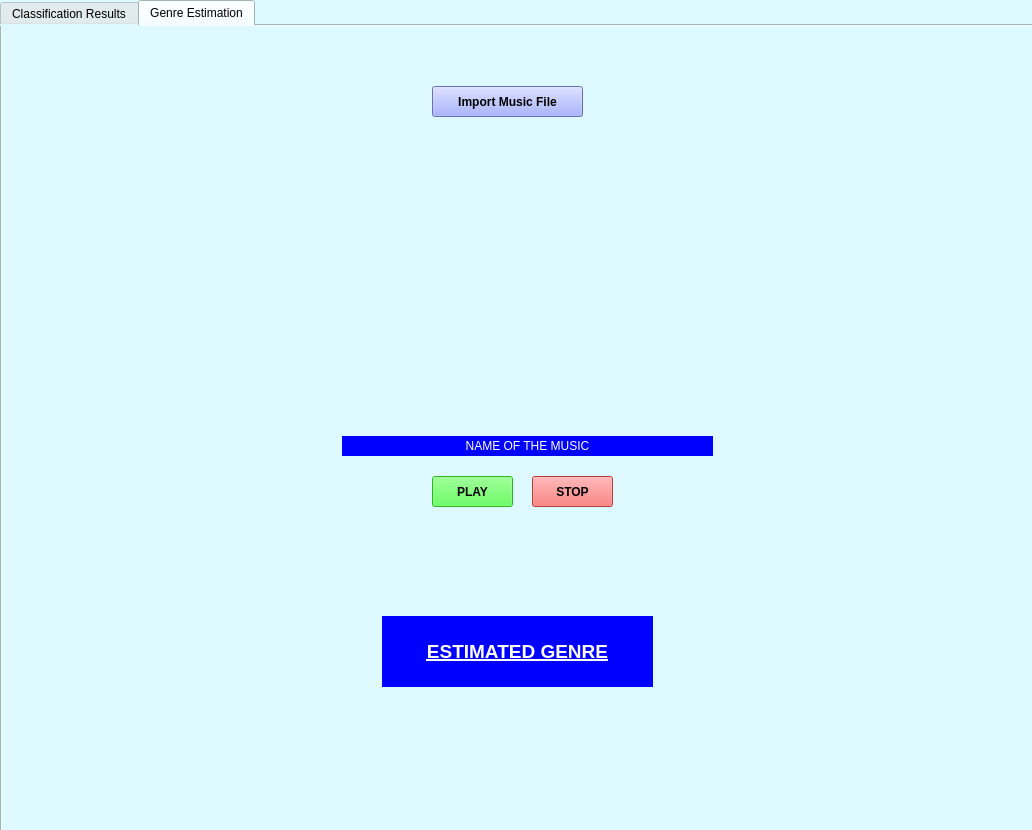
The window that arayuzV2_backup.ui (cetekin/signalProcessing) describes before a commit, drawn with Qt 5.
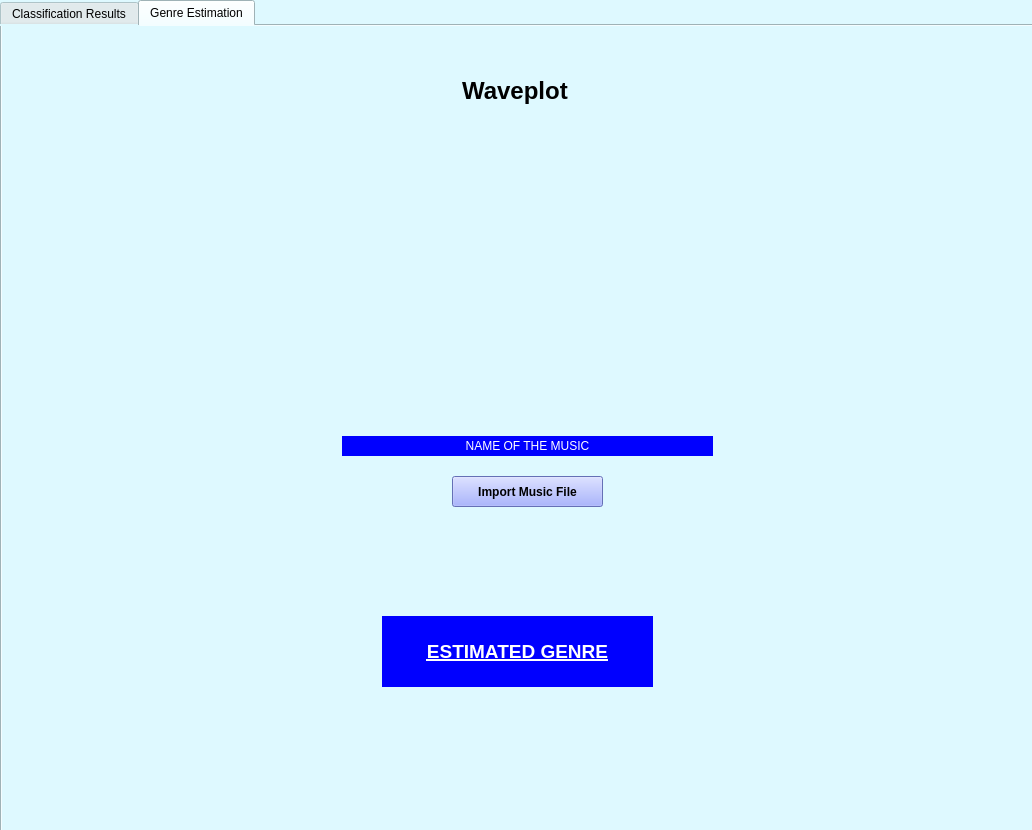
The same window after the commit. The open tabs and pages were chosen to show the change.

```diff
--- a/arayuzV2_backup.ui
+++ b/arayuzV2_backup.ui
@@ -527,8 +527,8 @@
      <widget class="QPushButton" name="start_genre_classification">
       <property name="geometry">
        <rect>
-        <x>430</x>
-        <y>60</y>
+        <x>450</x>
+        <y>450</y>
         <width>151</width>
         <height>31</height>
        </rect>
@@ -563,44 +563,6 @@
        <string>&lt;html&gt;&lt;head/&gt;&lt;body&gt;&lt;p align=&quot;center&quot;&gt;&lt;span style=&quot; font-size:14pt; text-decoration: underline;&quot;&gt;ESTIMATED GENRE&lt;/span&gt;&lt;/p&gt;&lt;/body&gt;&lt;/html&gt;</string>
       </property>
      </widget>
-     <widget class="QPushButton" name="genre_play_button">
-      <property name="geometry">
-       <rect>
-        <x>430</x>
-        <y>450</y>
-        <width>81</width>
-        <height>31</height>
-       </rect>
-      </property>
-      <property name="styleSheet">
-       <string notr="true">QPushButton{
-font-weight: bold;
-background-color: rgb(57, 255, 47)
-}</string>
-      </property>
-      <property name="text">
-       <string>PLAY</string>
-      </property>
-     </widget>
-     <widget class="QPushButton" name="genre_pause_button">
-      <property name="geometry">
-       <rect>
-        <x>530</x>
-        <y>450</y>
-        <width>81</width>
-        <height>31</height>
-       </rect>
-      </property>
-      <property name="styleSheet">
-       <string notr="true">QPushButton{
-font-weight: bold;
-background-color: rgb(255, 83, 83);
-}</string>
-      </property>
-      <property name="text">
-       <string>STOP</string>
-      </property>
-     </widget>
      <widget class="QLabel" name="genre_music_name_label">
       <property name="geometry">
        <rect>
@@ -620,6 +582,19 @@
        <string>&lt;html&gt;&lt;head/&gt;&lt;body&gt;&lt;p align=&quot;center&quot;&gt;NAME OF THE MUSIC&lt;/p&gt;&lt;/body&gt;&lt;/html&gt;</string>
       </property>
      </widget>
+     <widget class="QLabel" name="label_3">
+      <property name="geometry">
+       <rect>
+        <x>460</x>
+        <y>50</y>
+        <width>151</width>
+        <height>31</height>
+       </rect>
+      </property>
+      <property name="text">
+       <string>&lt;html&gt;&lt;head/&gt;&lt;body&gt;&lt;p&gt;&lt;span style=&quot; font-size:18pt; font-weight:600;&quot;&gt;Waveplot&lt;/span&gt;&lt;/p&gt;&lt;/body&gt;&lt;/html&gt;</string>
+      </property>
+     </widget>
     </widget>
    </widget>
   </widget>
```
Left out of the diff: 36 changed lines with no effect on the pictures.
